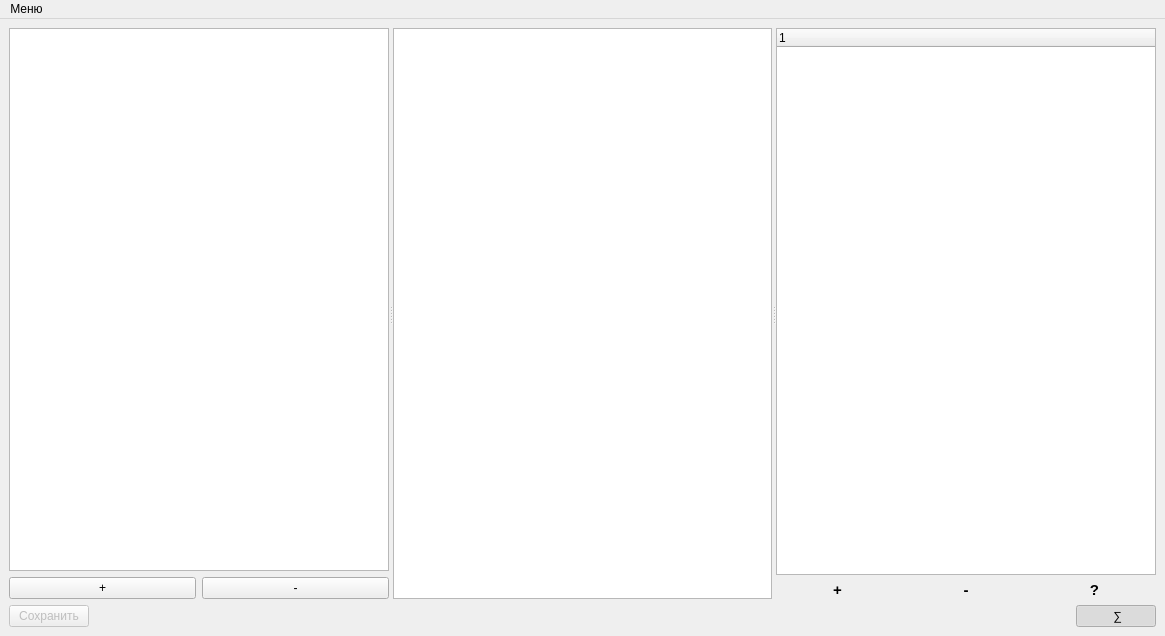
First picture: the form in mainwindow.ui, repository yog-muskrat/whereismymoney, before the edit.
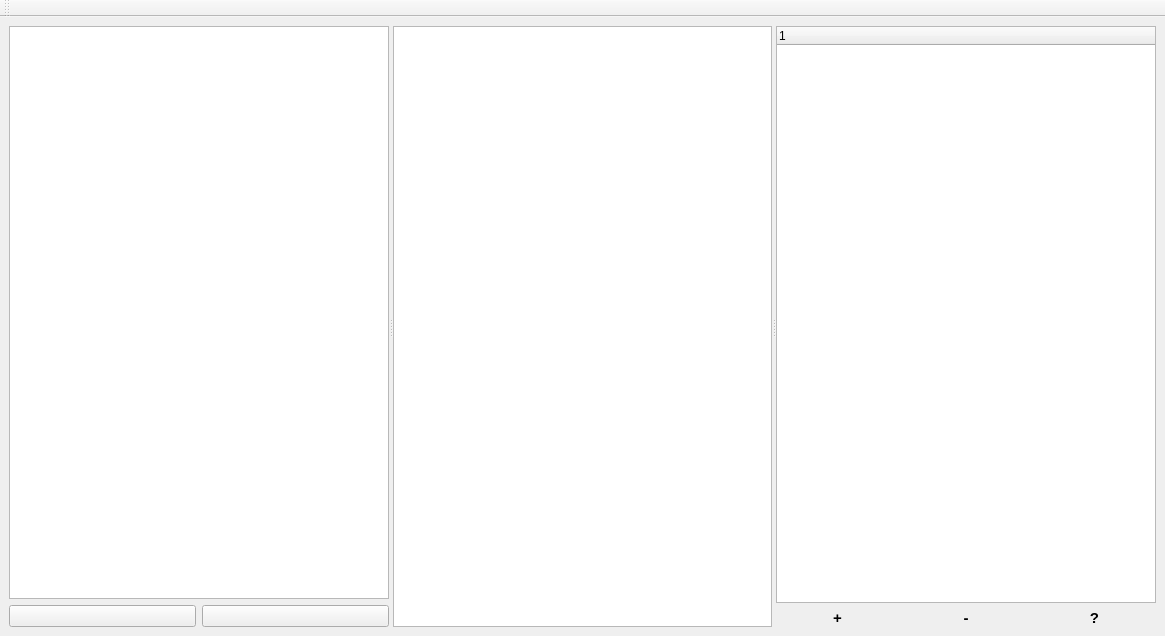
Second picture: the form after the edit. Icons and pictures are not drawn.

```diff
--- a/mainwindow.ui
+++ b/mainwindow.ui
@@ -64,7 +64,11 @@
              </sizepolicy>
             </property>
             <property name="text">
-             <string>+</string>
+             <string/>
+            </property>
+            <property name="icon">
+             <iconset resource="res.qrc">
+              <normaloff>:/add</normaloff>:/add</iconset>
             </property>
            </widget>
           </item>
@@ -77,7 +81,11 @@
              </sizepolicy>
             </property>
             <property name="text">
-             <string>-</string>
+             <string/>
+            </property>
+            <property name="icon">
+             <iconset resource="res.qrc">
+              <normaloff>:/remove</normaloff>:/remove</iconset>
             </property>
            </widget>
           </item>
@@ -220,75 +228,18 @@
       </widget>
      </widget>
     </item>
-    <item>
-     <layout class="QHBoxLayout" name="horizontalLayout_4">
-      <item>
-       <widget class="QPushButton" name="pbSave">
-        <property name="enabled">
-         <bool>false</bool>
-        </property>
-        <property name="text">
-         <string>Сохранить</string>
-        </property>
-        <property name="icon">
-         <iconset resource="res.qrc">
-          <normaloff>:/save</normaloff>:/save</iconset>
-        </property>
-       </widget>
-      </item>
-      <item>
-       <spacer name="horizontalSpacer">
-        <property name="orientation">
-         <enum>Qt::Horizontal</enum>
-        </property>
-        <property name="sizeHint" stdset="0">
-         <size>
-          <width>40</width>
-          <height>20</height>
-         </size>
-        </property>
-       </spacer>
-      </item>
-      <item>
-       <widget class="QPushButton" name="pbSummary">
-        <property name="sizePolicy">
-         <sizepolicy hsizetype="Preferred" vsizetype="Fixed">
-          <horstretch>0</horstretch>
-          <verstretch>0</verstretch>
-         </sizepolicy>
-        </property>
-        <property name="text">
-         <string>	∑</string>
-        </property>
-        <property name="checkable">
-         <bool>true</bool>
-        </property>
-        <property name="checked">
-         <bool>true</bool>
-        </property>
-       </widget>
-      </item>
-     </layout>
-    </item>
    </layout>
   </widget>
-  <widget class="QMenuBar" name="menuBar">
-   <property name="geometry">
-    <rect>
-     <x>0</x>
-     <y>0</y>
-     <width>1165</width>
-     <height>25</height>
-    </rect>
+  <widget class="QToolBar" name="toolBar">
+   <property name="windowTitle">
+    <string>toolBar</string>
    </property>
-   <widget class="QMenu" name="menu">
-    <property name="title">
-     <string>Меню</string>
-    </property>
-    <addaction name="action_categories"/>
-    <addaction name="action_fonts"/>
-   </widget>
-   <addaction name="menu"/>
+   <attribute name="toolBarArea">
+    <enum>TopToolBarArea</enum>
+   </attribute>
+   <attribute name="toolBarBreak">
+    <bool>false</bool>
+   </attribute>
   </widget>
   <action name="action_categories">
    <property name="text">
```
Left out of the diff: 66 changed lines with no effect on the pictures.
